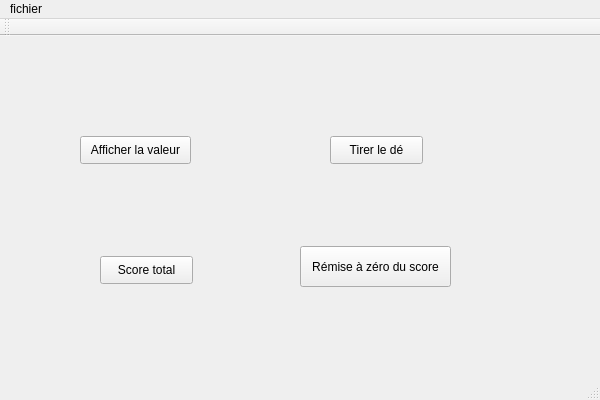
fbotel17/GremontSN2, file C++/heritage/desWidget/desWidget/desWidget.ui: the form before one commit.
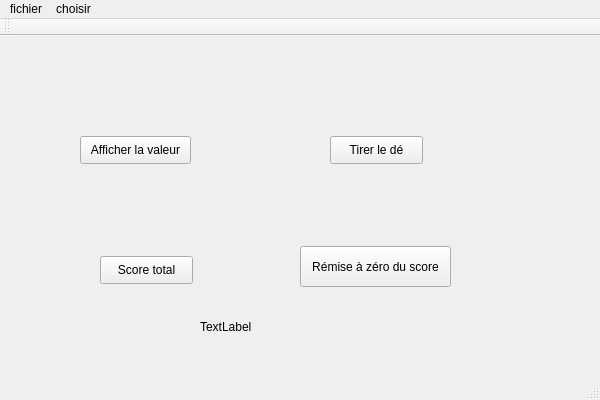
The form after the commit.

```diff
--- a/C++/heritage/desWidget/desWidget/desWidget.ui
+++ b/C++/heritage/desWidget/desWidget/desWidget.ui
@@ -79,6 +79,19 @@
      <string/>
     </property>
    </widget>
+   <widget class="QLabel" name="afficheScore">
+    <property name="geometry">
+     <rect>
+      <x>200</x>
+      <y>270</y>
+      <width>121</width>
+      <height>41</height>
+     </rect>
+    </property>
+    <property name="text">
+     <string>TextLabel</string>
+    </property>
+   </widget>
   </widget>
   <widget class="QMenuBar" name="menuBar">
    <property name="geometry">
@@ -94,7 +107,15 @@
      <string>fichier</string>
     </property>
    </widget>
+   <widget class="QMenu" name="menuchoisir">
+    <property name="title">
+     <string>choisir</string>
+    </property>
+    <addaction name="actiondes"/>
+    <addaction name="actiondehisto"/>
+   </widget>
    <addaction name="menufichier"/>
+   <addaction name="menuchoisir"/>
   </widget>
   <widget class="QToolBar" name="mainToolBar">
    <attribute name="toolBarArea">
```
Left out of the diff: 16 changed lines with no effect on the pictures.
